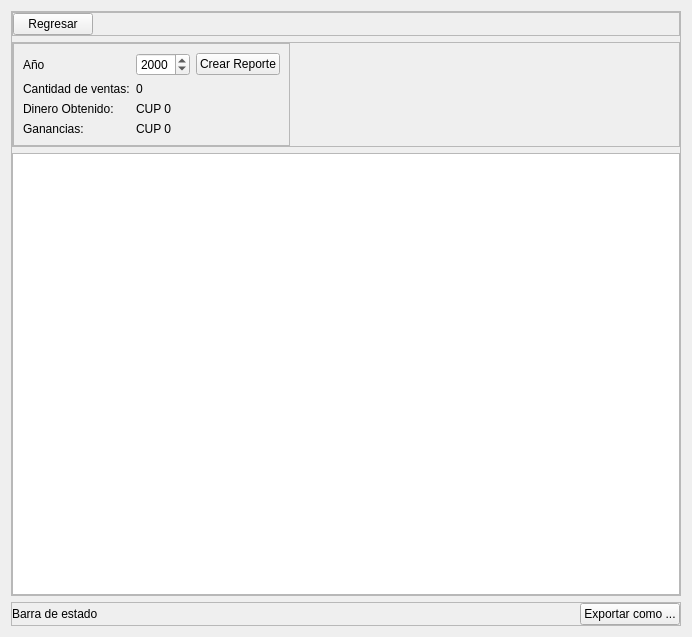
Above: view/ui/year_sale_report.ui from R0land013/blue-pos before the change. Below: the same form after it.
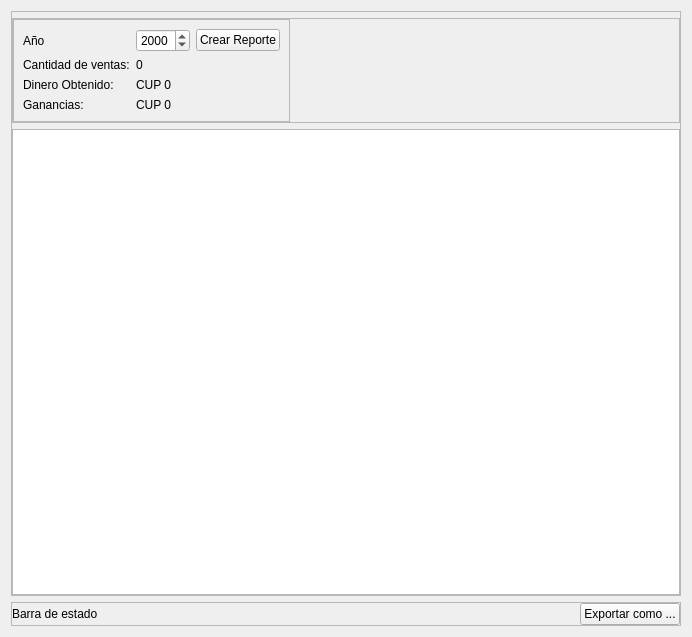
That is the form after the change.

Commit message: Style: Añadida barra de herramientas con botón de regresar a las vistas de reportes

What changed in the file:
```diff
--- a/view/ui/year_sale_report.ui
+++ b/view/ui/year_sale_report.ui
@@ -43,49 +43,6 @@
         <property name="frameShadow">
          <enum>QFrame::Raised</enum>
         </property>
-        <layout class="QHBoxLayout" name="horizontalLayout_3">
-         <property name="leftMargin">
-          <number>0</number>
-         </property>
-         <property name="topMargin">
-          <number>0</number>
-         </property>
-         <property name="rightMargin">
-          <number>0</number>
-         </property>
-         <property name="bottomMargin">
-          <number>0</number>
-         </property>
-         <item>
-          <widget class="QPushButton" name="back_button">
-           <property name="sizePolicy">
-            <sizepolicy hsizetype="Maximum" vsizetype="Fixed">
-             <horstretch>0</horstretch>
-             <verstretch>0</verstretch>
-            </sizepolicy>
-           </property>
-           <property name="cursor">
-            <cursorShape>PointingHandCursor</cursorShape>
-           </property>
-           <property name="text">
-            <string>Regresar</string>
-           </property>
-          </widget>
-         </item>
-         <item>
-          <spacer name="horizontalSpacer_3">
-           <property name="orientation">
-            <enum>Qt::Horizontal</enum>
-           </property>
-           <property name="sizeHint" stdset="0">
-            <size>
-             <width>40</width>
-             <height>20</height>
-            </size>
-           </property>
-          </spacer>
-         </item>
-        </layout>
        </widget>
       </item>
       <item>
```
Left out of the diff: 2 changed lines with no effect on the pictures. The commit also changes 11 other files.
